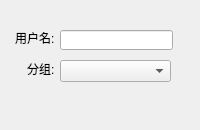
Above: ui/adduser.ui from 1052687889/freeChat before the change. Below: the same form after it.
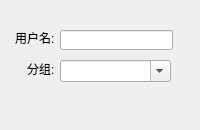
That is the form after the change. Icons and pictures are not drawn.

Patch:
```diff
--- a/ui/adduser.ui
+++ b/ui/adduser.ui
@@ -77,9 +77,29 @@
      <height>22</height>
     </rect>
    </property>
+   <property name="font">
+    <font>
+     <stylestrategy>PreferDefault</stylestrategy>
+    </font>
+   </property>
+   <property name="contextMenuPolicy">
+    <enum>Qt::DefaultContextMenu</enum>
+   </property>
    <property name="toolTip">
     <string>&lt;html&gt;&lt;head/&gt;&lt;body&gt;&lt;p&gt;&lt;span style=&quot; font-size:12pt; color:#00aaff;&quot;&gt;选择分组&lt;/span&gt;&lt;/p&gt;&lt;/body&gt;&lt;/html&gt;</string>
    </property>
+   <property name="editable">
+    <bool>true</bool>
+   </property>
+   <property name="insertPolicy">
+    <enum>QComboBox::InsertAtBottom</enum>
+   </property>
+   <property name="sizeAdjustPolicy">
+    <enum>QComboBox::AdjustToContentsOnFirstShow</enum>
+   </property>
+   <property name="duplicatesEnabled">
+    <bool>false</bool>
+   </property>
   </widget>
   <widget class="QToolButton" name="adduserButton">
    <property name="geometry">
```
